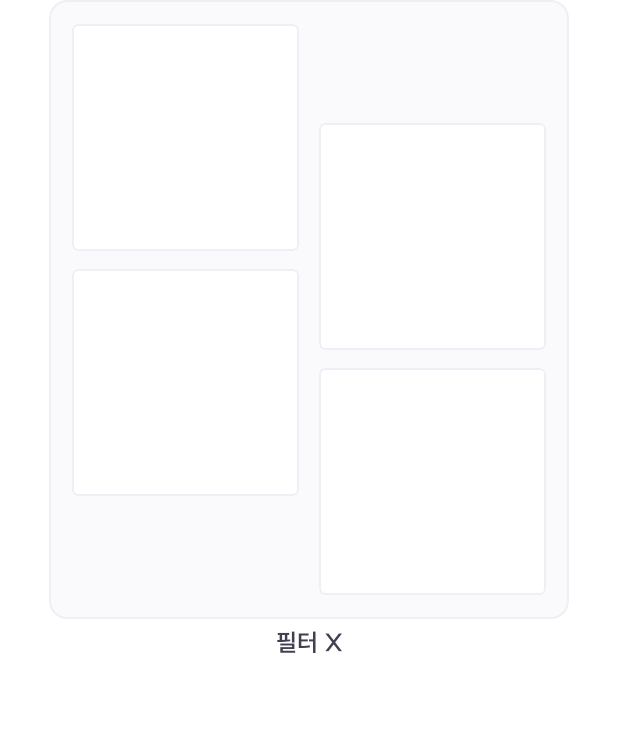
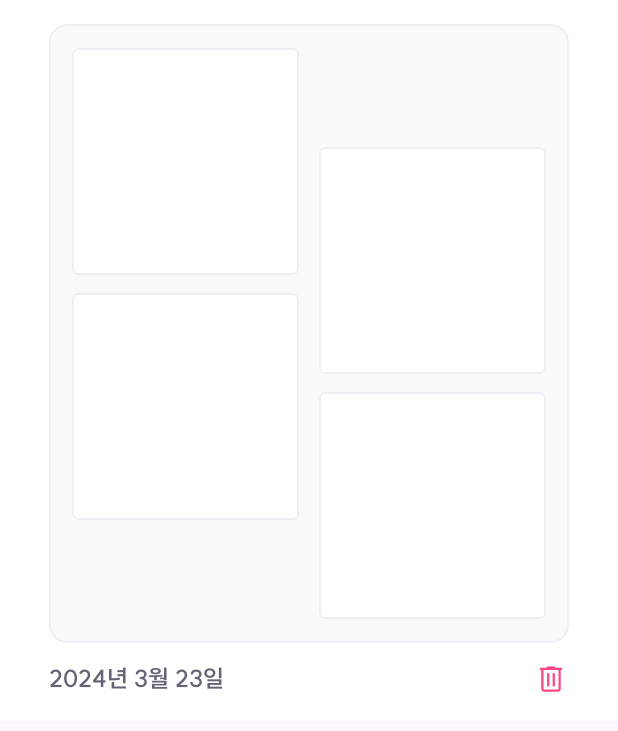
Before and after one commit to JangWoojun/Cartoon_Four_Cut, an Android app: the layout home_photo_frame_item.xml on its own in the app's theme, with its tools: preview values and no code run, on a phone screen of 412 x 824 dp. Shown: the top 731 px of the screen. Run offline under Robolectric (Android 15) with nearby library versions, the phone set to English and light mode, and no system bars.

Commit message:
design: home_photo_frame_item 디자인 수정

```diff
--- a/app/src/main/res/layout/home_photo_frame_item.xml
+++ b/app/src/main/res/layout/home_photo_frame_item.xml
@@ -2,11 +2,12 @@
 <androidx.constraintlayout.widget.ConstraintLayout
     xmlns:android="http://schemas.android.com/apk/res/android"
     android:layout_width="match_parent"
-    android:layout_height="match_parent"
+    android:layout_height="wrap_content"
     android:background="@color/white"
     xmlns:app="http://schemas.android.com/apk/res-auto">
 
     <com.google.android.material.card.MaterialCardView
+        android:layout_marginTop="16dp"
         android:id="@+id/main_frame"
         android:layout_width="wrap_content"
         android:layout_height="wrap_content"
@@ -115,19 +116,43 @@
 
     </com.google.android.material.card.MaterialCardView>
 
-    <TextView
-        android:id="@+id/type_text"
-        android:gravity="center_vertical"
-        android:textColor="@color/gray_90"
-        android:textSize="16sp"
-        android:fontFamily="@font/s_semibold"
-        android:layout_marginTop="4dp"
-        android:layout_width="wrap_content"
-        android:layout_height="24dp"
-        android:text="필터 X"
+    <androidx.constraintlayout.widget.ConstraintLayout
+        android:layout_width="0dp"
+        android:layout_height="wrap_content"
+        android:layout_marginTop="12dp"
         app:layout_constraintEnd_toEndOf="@+id/main_frame"
         app:layout_constraintStart_toStartOf="@+id/main_frame"
-        app:layout_constraintTop_toBottomOf="@+id/main_frame" />
+        app:layout_constraintTop_toBottomOf="@+id/main_frame">
 
+        <TextView
+            android:id="@+id/date_text"
+            android:layout_width="wrap_content"
+            android:layout_height="24dp"
+            android:fontFamily="@font/s_semibold"
+            android:gravity="center_vertical"
+            android:text="2024년 3월 23일"
+            android:textColor="@color/gray_80"
+            android:textSize="16sp"
+            app:layout_constraintStart_toStartOf="parent"
+            app:layout_constraintTop_toTopOf="parent" />
+
+        <androidx.constraintlayout.widget.ConstraintLayout
+            android:id="@+id/delete_button"
+            android:layout_width="48dp"
+            android:layout_height="40dp"
+            app:layout_constraintEnd_toEndOf="parent"
+            app:layout_constraintTop_toTopOf="parent">
+
+            <ImageView
+                android:layout_width="24dp"
+                android:layout_height="24dp"
+                android:src="@drawable/delete_icon"
+                app:layout_constraintEnd_toEndOf="parent"
+                app:layout_constraintTop_toTopOf="parent"
+                app:tint="@color/pink" />
+
+        </androidx.constraintlayout.widget.ConstraintLayout>
+
+    </androidx.constraintlayout.widget.ConstraintLayout>
 
 </androidx.constraintlayout.widget.ConstraintLayout>
```
